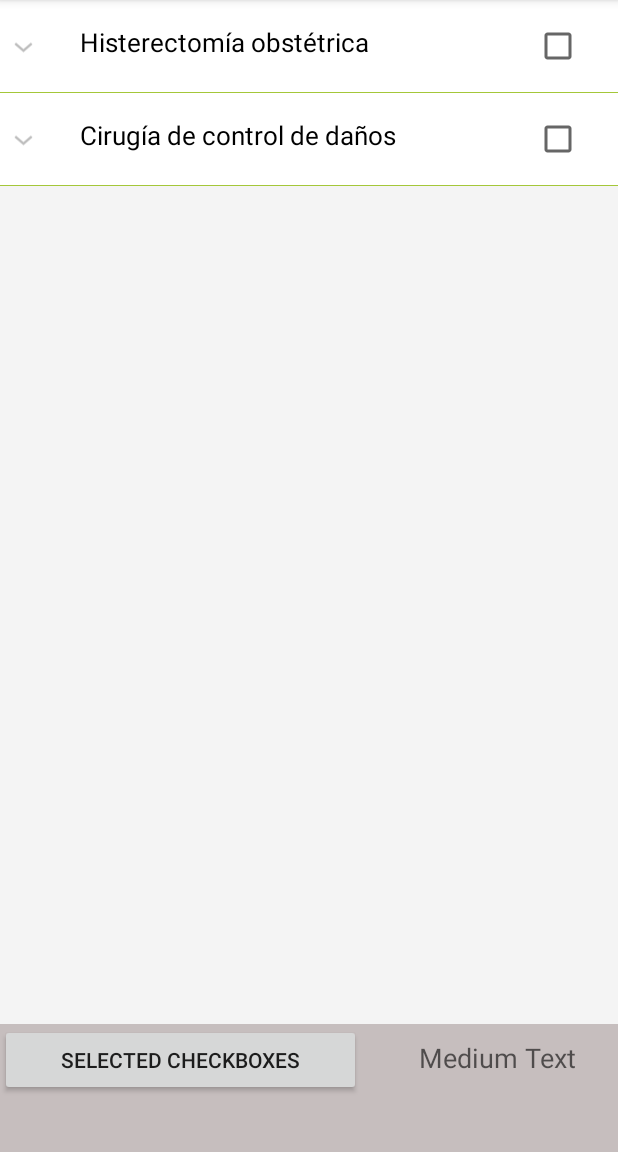
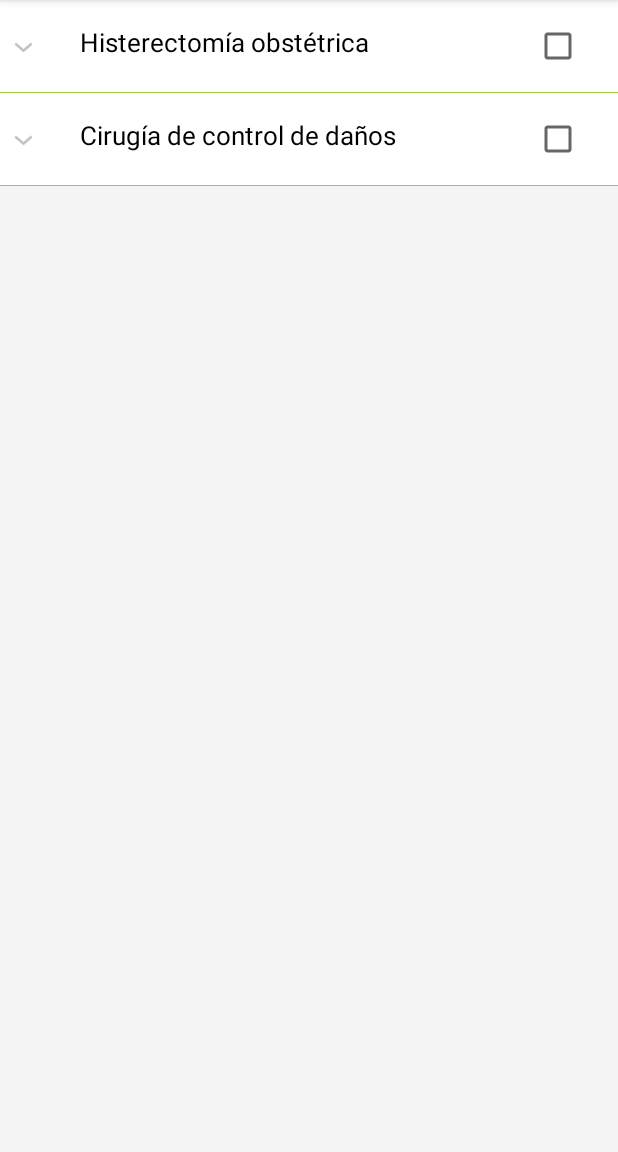
Before and after one commit to Joe545/teghpp, an Android app: the fragment Caso3 shown on its own in the app's theme, on a phone screen of 412 x 824 dp, the part 84-1236 px from its top. Run offline under Robolectric (Android 15) with nearby library versions, the phone set to English and light mode, and no system bars.

```diff
--- a/app/src/main/java/com/teghpp/Caso3.java
+++ b/app/src/main/java/com/teghpp/Caso3.java
@@ -6,9 +6,7 @@ import android.support.v4.app.Fragment;
 import android.view.LayoutInflater;
 import android.view.View;
 import android.view.ViewGroup;
-import android.widget.Button;
 import android.widget.ExpandableListView;
-import android.widget.TextView;
 import android.widget.Toast;
 
 import java.util.ArrayList;
@@ -101,11 +99,8 @@ public class Caso3 extends Fragment {
             }
         });
 
-        Button button = (Button) getView().findViewById(R.id.btFrag3);
-        final TextView textView = (TextView) getView().findViewById(R.id.textViewFrag3);
 
-
-        button.setOnClickListener(new View.OnClickListener() {
+        /** button.setOnClickListener(new View.OnClickListener() {
             public void onClick(View v) {
                 int count = 0;
                 for (int mGroupPosition = 0; mGroupPosition < listAdapter.getGroupCount(); mGroupPosition++) {
@@ -114,7 +109,7 @@ public class Caso3 extends Fragment {
                 textView.setText("" + count);
             }
         });
-
+         */
     }
 
     private void prepareListData() {
--- a/app/src/main/res/layout/fragment_caso3.xml
+++ b/app/src/main/res/layout/fragment_caso3.xml
@@ -14,29 +14,6 @@
         android:dividerHeight="0.5dp"
         android:layout_weight="1" />
 
-    <LinearLayout
-        android:orientation="horizontal"
-        android:layout_width="match_parent"
-        android:layout_height="match_parent"
-        android:layout_weight="8"
-        android:background="#c6bebe">
 
-        <Button
-            android:layout_width="wrap_content"
-            android:layout_height="wrap_content"
-            android:text="Selected CheckBoxes"
-            android:id="@+id/btFrag3"
-            android:layout_weight="1" />
-
-        <TextView
-            android:layout_width="wrap_content"
-            android:layout_height="wrap_content"
-            android:textAppearance="?android:attr/textAppearanceMedium"
-            android:text="Medium Text"
-            android:id="@+id/textViewFrag3"
-            android:layout_weight="1"
-            android:textAlignment="center"
-            android:paddingLeft="10dp" />
-    </LinearLayout>
 
 </LinearLayout>
```
